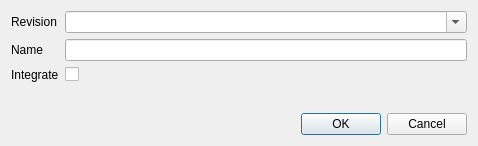
First picture: the form in ui/UpdateDialog.ui, repository AnotherFoxGuy/diesel-scm, before the edit.
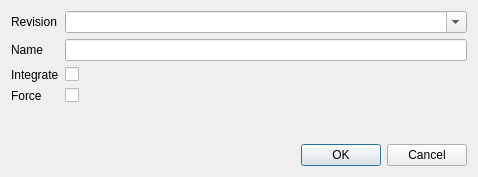
Second picture: the form after the edit.

```diff
--- a/ui/UpdateDialog.ui
+++ b/ui/UpdateDialog.ui
@@ -10,7 +10,7 @@
     <x>0</x>
     <y>0</y>
     <width>478</width>
-    <height>146</height>
+    <height>177</height>
    </rect>
   </property>
   <property name="minimumSize">
@@ -56,6 +56,13 @@
        </property>
       </widget>
      </item>
+     <item row="3" column="0">
+      <widget class="QLabel" name="lblForce">
+       <property name="text">
+        <string>Force</string>
+       </property>
+      </widget>
+     </item>
      <item row="2" column="1">
       <widget class="QCheckBox" name="chkIntegrate">
        <property name="text">
@@ -63,6 +70,13 @@
        </property>
       </widget>
      </item>
+     <item row="3" column="1">
+      <widget class="QCheckBox" name="chkForce">
+       <property name="text">
+        <string/>
+       </property>
+      </widget>
+     </item>
     </layout>
    </item>
    <item>
```
